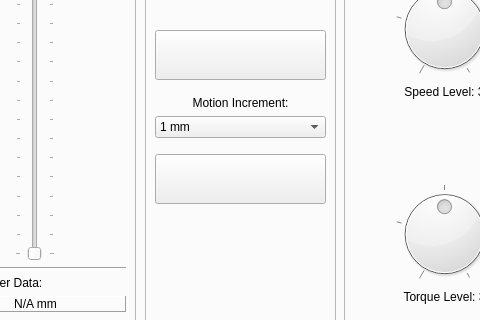
This is _ui/FlashLapse_Pro.ui in CoCl-Jerry/Flashlapse_Pro_Dev as Qt 5 draws it before an edit; both pictures show x 86 to 566 and y 155 to 475 of the 1024 by 600 pixel window. The edited form follows.
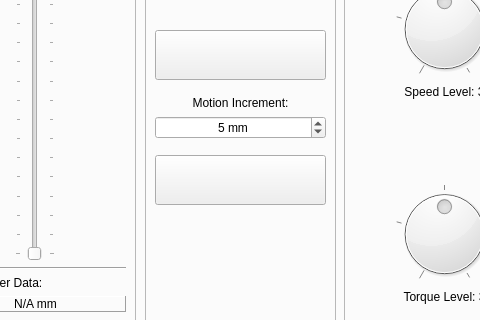
This is the edited form. Icons and pictures are not drawn.

What changed in the file:
```diff
--- a/_ui/FlashLapse_Pro.ui
+++ b/_ui/FlashLapse_Pro.ui
@@ -532,6 +532,25 @@
         </rect>
        </property>
        <layout class="QGridLayout" name="gridLayout_3">
+        <item row="4" column="0">
+         <widget class="QSpinBox" name="motion_increment_spinBox">
+          <property name="alignment">
+           <set>Qt::AlignCenter</set>
+          </property>
+          <property name="suffix">
+           <string> mm</string>
+          </property>
+          <property name="minimum">
+           <number>1</number>
+          </property>
+          <property name="maximum">
+           <number>10</number>
+          </property>
+          <property name="value">
+           <number>5</number>
+          </property>
+         </widget>
+        </item>
         <item row="7" column="0">
          <spacer name="verticalSpacer_8">
           <property name="orientation">
@@ -558,25 +577,6 @@
           </property>
          </spacer>
         </item>
-        <item row="4" column="0">
-         <widget class="QComboBox" name="motion_increment_comboBox">
-          <item>
-           <property name="text">
-            <string>1 mm</string>
-           </property>
-          </item>
-          <item>
-           <property name="text">
-            <string>5 mm</string>
-           </property>
-          </item>
-          <item>
-           <property name="text">
-            <string>10 mm</string>
-           </property>
-          </item>
-         </widget>
-        </item>
         <item row="1" column="0">
          <widget class="QPushButton" name="up_pushButton">
           <property name="minimumSize">
```
